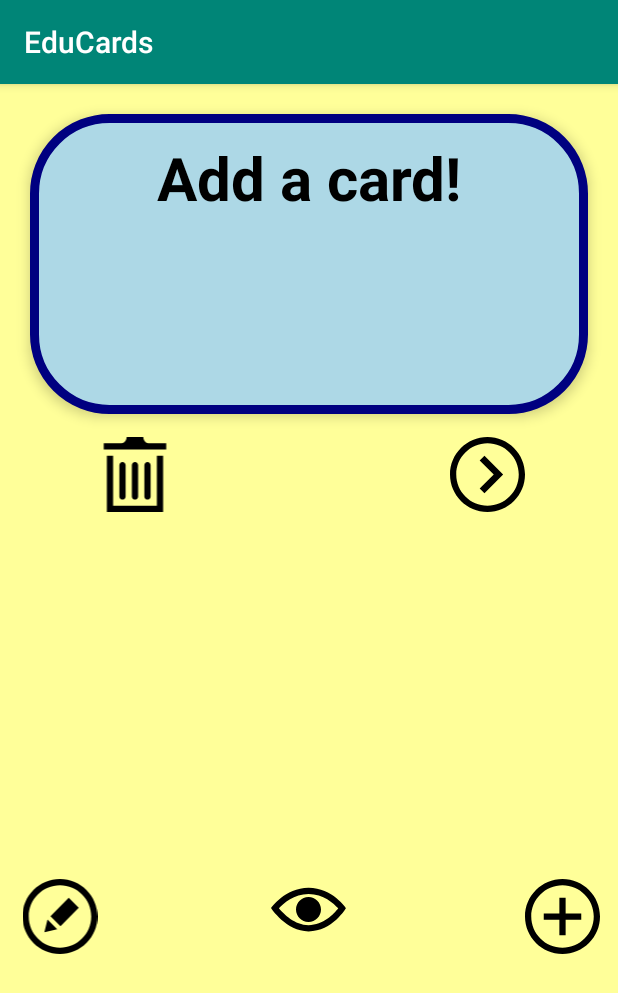
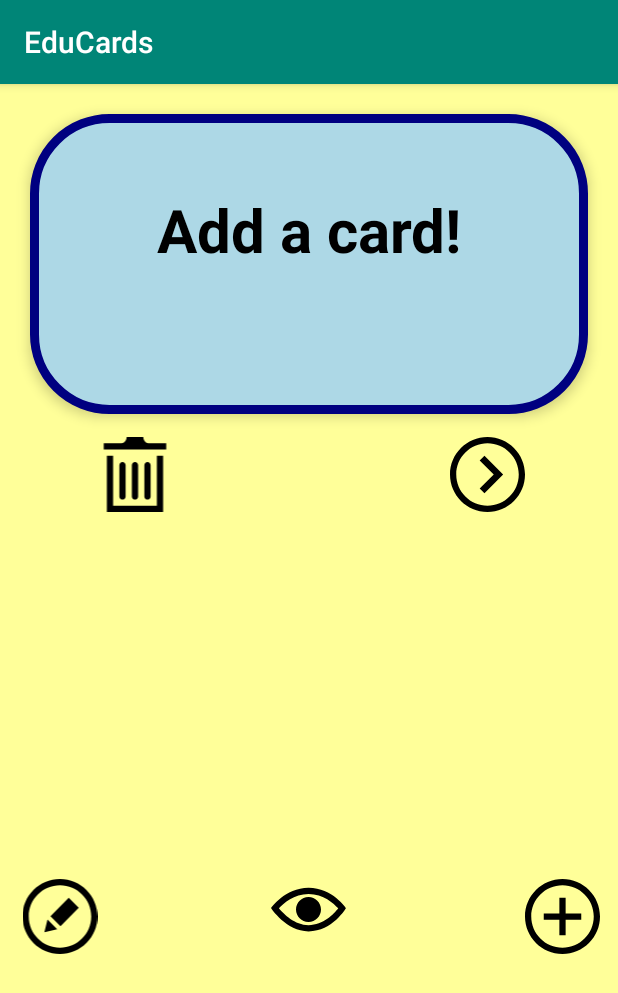
Before and after one commit to kchekuri26/EduCards-0.5, an Android app: the screen it shows after launch (MainActivity), on a phone screen of 412 x 824 dp. Shown: the top 993 px of the screen. Run offline under Robolectric (Android 15) with nearby library versions, the phone set to English and light mode, and no system bars; our stand-ins replace Room's generated code.

Commit message:
All done!

```diff
--- a/app/src/main/res/layout/activity_main.xml
+++ b/app/src/main/res/layout/activity_main.xml
@@ -17,7 +17,7 @@
         android:layout_margin="20dp"
         android:background="@drawable/question_background"
         android:elevation="5dp"
-        android:padding="15dp"
+        android:padding="50dp"
         android:text="@string/question1"
         android:textAlignment="center"
         android:textColor="#000000"
```
Also changed, not shown: app/src/main/java/com/example/educards/MainActivity.java (+3 -7 lines).
